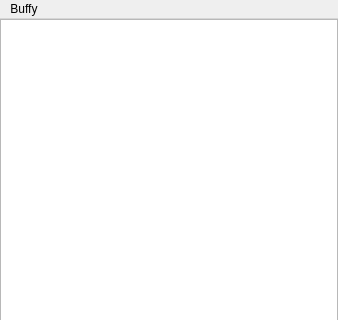
Before: the Qt Designer form buffy.ui in spanezz/buffy, drawn with Qt 5; both pictures show x 0 to 338 and y 0 to 320 of the 338 by 586 pixel window.
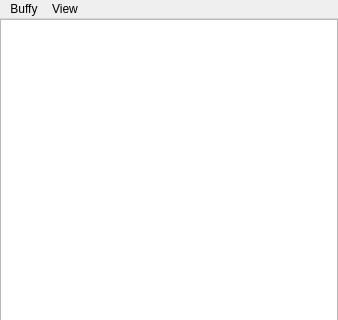
After: the same form once the commit is applied.

What changed in the file:
```diff
--- a/buffy.ui
+++ b/buffy.ui
@@ -83,7 +83,16 @@
     <addaction name="action_rescan"/>
     <addaction name="action_quit"/>
    </widget>
+   <widget class="QMenu" name="menuView">
+    <property name="title">
+     <string>View</string>
+    </property>
+    <addaction name="action_view_all"/>
+    <addaction name="action_view_all_nonempty"/>
+    <addaction name="action_view_all_flagged"/>
+   </widget>
    <addaction name="menuBuffy"/>
+   <addaction name="menuView"/>
   </widget>
   <widget class="QStatusBar" name="statusBar"/>
   <action name="action_quit">
```
Left out of the diff: 24 changed lines with no effect on the pictures.
